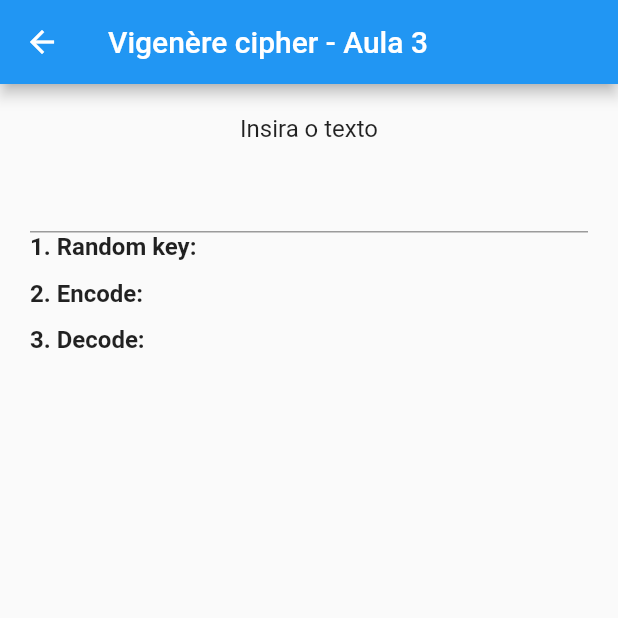
After one commit to Bru-marques/flutter_masterclass, a Flutter app: the VigenereCipher screen opened directly, on a phone screen of 412 x 824 dp, the top half of it. The commit adds this screen. Run offline on Flutter 3.47's test engine with Material 2 defaults, Android fonts, the phone set to English and light mode, and no system bars; our stand-ins replace flutter_svg; Roboto replaces fonts that are missing (Poppins).

Commit message:
VigenereCipher algorithm

```diff
--- /dev/null
+++ b/lib/Pages/class-three/vigenere_cipher.dart
@@ -0,0 +1,125 @@
+import 'dart:math';
+
+import 'package:flutter/material.dart';
+
+class VigenereCipher extends StatefulWidget {
+  const VigenereCipher({super.key});
+
+  @override
+  State<VigenereCipher> createState() => _VigenereCipherState();
+}
+
+class _VigenereCipherState extends State<VigenereCipher> {
+  @override
+  Widget build(BuildContext context) {
+    return Scaffold(
+      appBar: AppBar(title: const Text('Vigenère cipher - Aula 3')),
+      body: _body(),
+    );
+  }
+
+  String input = '';
+  String randomKey = '';
+  String encodedMessage = '';
+  String decodedMessage = '';
+  List<String> chars =
+      ' !"#\$%&\'()*+,-./0123456789:;<=>?@ABCDEFGHIJKLMNOPQRSTUVWXYZ[\\]^_`abcdefghijklmnopqrstuvwxyz{|}~'
+          .split('');
+
+  _body() {
+    return Padding(
+        padding: const EdgeInsets.all(20),
+        child: Column(
+          children: [
+            const Text(
+              'Insira o texto',
+              style: TextStyle(
+                fontFamily: 'Poppins',
+                fontSize: 16,
+              ),
+            ),
+            const SizedBox(height: 12),
+            TextField(onChanged: (value) {
+              setState(() {
+                input = value;
+              });
+            }),
+            _customText('1. Random key:  ', _randomKey()),
+            const SizedBox(height: 12),
+            _customText('2. Encode:  ', _encode()),
+            const SizedBox(height: 12),
+            _customText('3. Decode:  ', _decode()),
+          ],
+        ));
+  }
+
+  //1. Random key
+  String _randomKey() {
+    var inputLenght = input.length;
+    setState(() {
+      randomKey = List.generate(
+              inputLenght, (i) => chars.join()[Random().nextInt(chars.length)])
+          .join();
+    });
+
+    return randomKey;
+  }
+
+  //2. Encode message
+  String _encode() {
+    var key = randomKey.split('');
+    var msg = input.split('');
+    var encode = [];
+    if (msg.isNotEmpty) {
+      for (int i = 0; i < input.length; i++) {
+        encode.add((chars.indexWhere((e) => e == msg[i]) +
+                chars.indexWhere((e) => e == key[i])) %
+            chars.length);
+      }
+    }
+    setState(() {
+      encodedMessage = List.generate(
+          encode.length, (index) => chars.elementAt(encode[index])).join();
+    });
+    return encodedMessage;
+  }
+
+  //3. Decode message
+  String _decode() {
+    var key = randomKey.split('');
+    var msg = encodedMessage.split('');
+    var decode = [];
+
+    for (int i = 0; i < msg.length; i++) {
+      decode.add(((chars.indexWhere((e) => e == msg[i]) -
+                  chars.indexWhere((e) => e == key[i])) +
+              chars.length) %
+          chars.length);
+    }
+    setState(() {
+      decodedMessage = List.generate(
+          decode.length, (index) => chars.elementAt(decode[index])).join();
+    });
+
+    return decodedMessage;
+  }
+
+  Widget _customText(label, result) {
+    return Row(
+      children: [
+        Text(
+          label,
+          style: const TextStyle(
+              fontFamily: 'Poppins', fontSize: 16, fontWeight: FontWeight.bold),
+        ),
+        Text(
+          result,
+          style: const TextStyle(
+            fontFamily: 'Poppins',
+            fontSize: 16,
+          ),
+        ),
+      ],
+    );
+  }
+}
--- a/lib/Pages/home/home.dart
+++ b/lib/Pages/home/home.dart
@@ -1,11 +1,12 @@
 import 'package:flutter/material.dart';
-import 'package:playground/Pages/class-four/blue_login.dart';
-import 'package:playground/Pages/class-four/money_controll.dart';
-import 'package:playground/Pages/class-four/tinder.dart';
+import 'package:playground/Pages/class-three/blue_login.dart';
+import 'package:playground/Pages/class-three/money_controll.dart';
+import 'package:playground/Pages/class-three/tinder.dart';
 import 'package:playground/Pages/class-one/cpf_validator.dart';
 import 'package:playground/Pages/class-one/credt_card_validator.dart';
 import 'package:playground/Pages/class-one/recursive_function.dart';
 import 'package:playground/Pages/class-one/rule_of_three.dart';
+import 'package:playground/Pages/class-three/vigenere_cipher.dart';
 
 class Home extends StatelessWidget {
   const Home({Key? key}) : super(key: key);
@@ -34,9 +35,11 @@ class Home extends StatelessWidget {
           _linkPage(context, '4. Validaror de CPF', const CpfValidadtor()),
           const Divider(color: Color.fromARGB(255, 12, 72, 156)),
           _title('Desafios Aula 3'),
-          _linkPage(context, '5. Money Controll Layout', const MoneyControll()),
-          _linkPage(context, '6. Tinder Layout', const Tinder()),
-          _linkPage(context, '7. Login Layout 01', const BlueLogin()),
+          _linkPage(
+              context, '5. Money Controll Login Layout', const MoneyControll()),
+          _linkPage(context, '6. Tinder Login Layout', const Tinder()),
+          _linkPage(context, '7. Blue Login Layout', const BlueLogin()),
+          _linkPage(context, '8. Vigenère cipher', const VigenereCipher()),
         ],
       )),
     );
```
Also changed, not shown: lib/Pages/class-three/blue_login.dart (renamed from lib/Pages/class-four/blue_login.dart), lib/Pages/class-three/money_controll.dart (renamed from lib/Pages/class-four/money_controll.dart), lib/Pages/class-three/tinder.dart (renamed from lib/Pages/class-four/tinder.dart).
